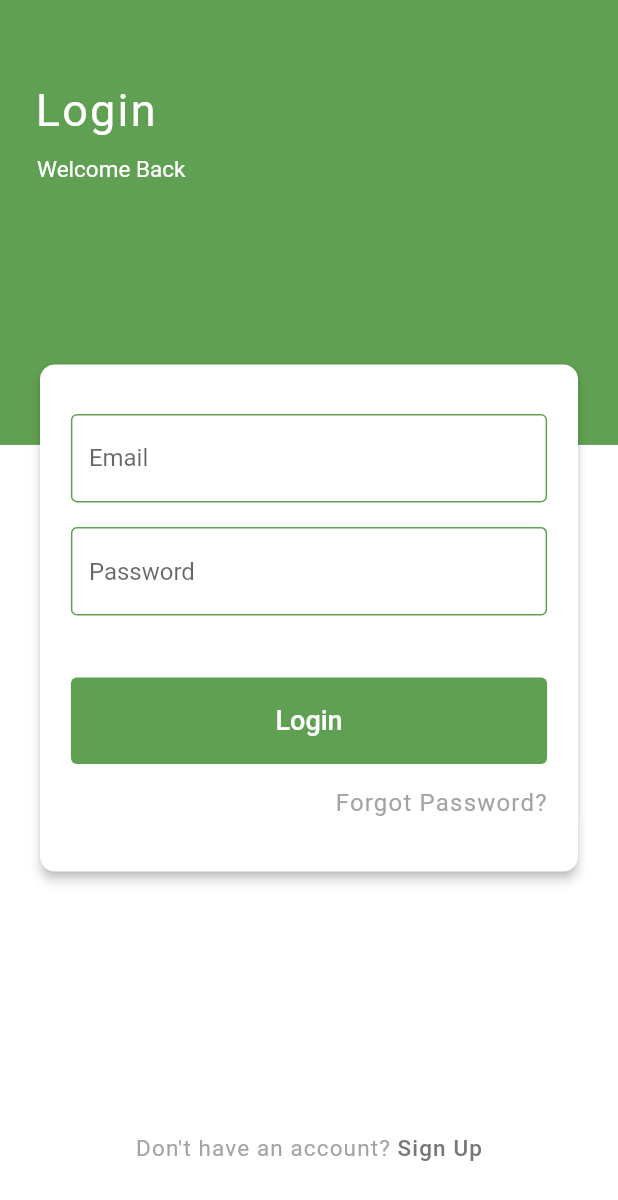
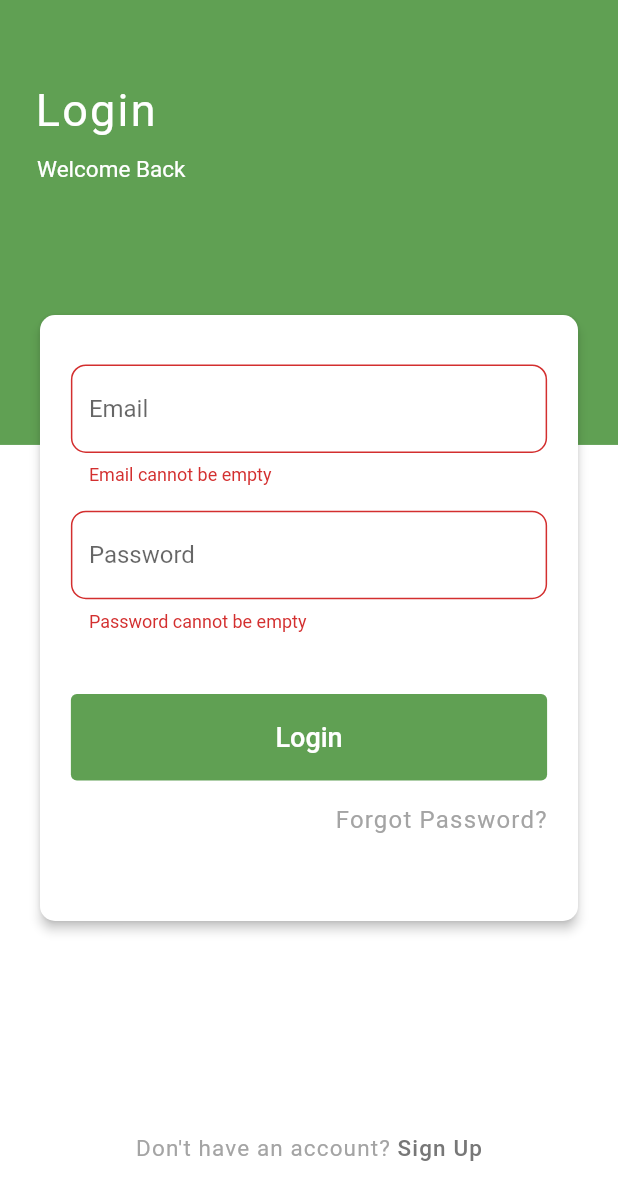
Before and after one commit to sam829/clump_task, a Flutter app: the screen it shows after launch, after a tap on "Login", on a phone screen of 412 x 824 dp. Shown: the top 1200 px of the screen. Run offline on Flutter 3.47's test engine with Material 2 defaults, Android fonts, the phone set to English and light mode, and no system bars; our stand-ins replace get, google_fonts, sizer.

Commit message:
Form Validations are included

```diff
--- /dev/null
+++ b/lib/modules/log_in/log_in_binding.dart
@@ -0,0 +1,9 @@
+import 'package:clump_task/modules/log_in/log_in_controller.dart';
+import 'package:get/get.dart';
+
+class LogInBindings extends Bindings {
+  @override
+  void dependencies() {
+    Get.lazyPut(() => LogInController());
+  }
+}
--- /dev/null
+++ b/lib/modules/log_in/log_in_controller.dart
@@ -0,0 +1,57 @@
+import 'dart:convert';
+
+import 'package:clump_task/network/network_manager.dart';
+import 'package:clump_task/network/requests/log_in_request.dart';
+import 'package:flutter/widgets.dart';
+import 'package:get/get.dart';
+
+class LogInController extends GetxController {
+  final formKey = GlobalKey<FormState>();
+  final networkManager = NetworkManager();
+  final emailController = TextEditingController();
+  final passwordController = TextEditingController();
+
+  String? validateEmail(String? email) {
+    if (email?.isEmpty == true) {
+      return 'Email cannot be empty';
+    } else if (email?.isEmail == false) {
+      return 'Email is not valid';
+    }
+    return null;
+  }
+
+  String? validatePassword(String? password) {
+    if (password?.isEmpty == true) {
+      return 'Password cannot be empty';
+    }
+    return null;
+  }
+
+  logIn(Function contextRelatedBody) async {
+    if (formKey.currentState?.validate() == true) {
+      contextRelatedBody();
+      _makeLogInNetworkCall();
+    }
+  }
+
+  _makeLogInNetworkCall() async {
+    try {
+      final response = await networkManager.logIn(LogInRequest(
+        emailOrMobile: emailController.text,
+        password: passwordController.text,
+      ));
+
+      if (response.statusCode == 200) {
+        //TODO success
+        debugPrint("LogInResponse::${jsonDecode(response.body)}");
+      } else {
+        //TODO: error
+        debugPrint("LogInResponse::${response.body}");
+        debugPrint("LogInResponse::${response.statusCode}");
+      }
+    } catch (e) {
+// TODO: error
+      debugPrint("LogInResponse::$e");
+    }
+  }
+}
--- a/lib/modules/log_in/log_in_page.dart
+++ b/lib/modules/log_in/log_in_page.dart
@@ -1,13 +1,15 @@
 import 'package:clump_task/modules/components/background.dart';
 import 'package:clump_task/modules/components/card.dart';
+import 'package:clump_task/modules/log_in/log_in_controller.dart';
 import 'package:clump_task/utils/colors.dart';
 import 'package:clump_task/utils/strings.dart';
 import 'package:flutter/material.dart';
 import 'package:flutter/services.dart';
+import 'package:get/get.dart';
 import 'package:google_fonts/google_fonts.dart';
 import 'package:sizer/sizer.dart';
 
-class LogInScreen extends StatelessWidget {
+class LogInScreen extends GetView<LogInController> {
   const LogInScreen({super.key});
 
   @override
@@ -85,8 +87,10 @@ class LogInScreen extends StatelessWidget {
             Align(
                 child: SizedBox(
               width: 89.w,
-              height: 42.h,
+              height: 50.h,
               child: ClumpCard(
+                child: Form(
+                  key: controller.formKey,
                   child: Column(
                     crossAxisAlignment: CrossAxisAlignment.end,
                     children: [
@@ -97,13 +101,16 @@ class LogInScreen extends StatelessWidget {
                           top: 4.h,
                           bottom: 2.h,
                         ),
-                      child: const TextField(
-                        decoration: InputDecoration(
+                        child: TextFormField(
+                          controller: controller.emailController,
+                          validator: controller.validateEmail,
+                          decoration: const InputDecoration(
                             hintText: Strings.emailHint,
                             border: OutlineInputBorder(
                                 borderRadius:
                                     BorderRadius.all(Radius.circular(10))),
                           ),
+                          textInputAction: TextInputAction.next,
                         ),
                       ),
                       Padding(
@@ -112,19 +119,28 @@ class LogInScreen extends StatelessWidget {
                           right: 5.w,
                           bottom: 5.h,
                         ),
-                      child: const TextField(
-                        decoration: InputDecoration(
+                        child: TextFormField(
+                          controller: controller.passwordController,
+                          validator: controller.validatePassword,
+                          decoration: const InputDecoration(
                             border: OutlineInputBorder(
                                 borderRadius:
                                     BorderRadius.all(Radius.circular(10))),
                             hintText: Strings.passwordHint,
                           ),
+                          textInputAction: TextInputAction.done,
                         ),
                       ),
                       Padding(
                         padding: EdgeInsets.symmetric(horizontal: 5.w),
                         child: ElevatedButton(
-                        onPressed: () {},
+                          onPressed: () {
+                            controller.logIn(() {
+                              ScaffoldMessenger.of(context).showSnackBar(
+                                  const SnackBar(
+                                      content: Text('Logging you in....')));
+                            });
+                          },
                           style: ElevatedButton.styleFrom(
                             backgroundColor: ClumpColors.primaryColor,
                             minimumSize: Size.fromHeight(7.h),
@@ -154,6 +170,7 @@ class LogInScreen extends StatelessWidget {
                     ],
                   ),
                 ),
+              ),
             ))
           ],
         ),
--- a/lib/routes/pages.dart
+++ b/lib/routes/pages.dart
@@ -1,3 +1,4 @@
+import 'package:clump_task/modules/log_in/log_in_binding.dart';
 import 'package:clump_task/modules/log_in/log_in_page.dart';
 import 'package:clump_task/modules/sign_up/sign_up_page.dart';
 import 'package:clump_task/modules/splash/splash.dart';
@@ -12,6 +13,7 @@ final List<GetPage> pages = [
   GetPage(
     name: Routes.logIn,
     page: () => const LogInScreen(),
+    binding: LogInBindings(),
   ),
   GetPage(
     name: Routes.signUp,
```
Lines whose indentation alone changed are shown as unchanged.
